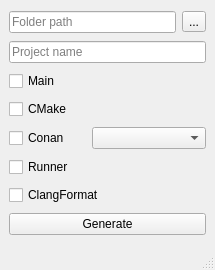
Qt form mainwindow.ui (BartlomiejGajdur/ProjectGenerator) before a commit.
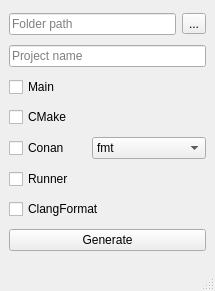
The same form after that commit.

Patch:
```diff
--- a/mainwindow.ui
+++ b/mainwindow.ui
@@ -7,7 +7,7 @@
     <x>0</x>
     <y>0</y>
     <width>215</width>
-    <height>270</height>
+    <height>291</height>
    </rect>
   </property>
   <property name="windowTitle">
@@ -74,11 +74,6 @@
       </item>
       <item>
        <widget class="QComboBox" name="ConanLibraryComboBox">
-        <item>
-         <property name="text">
-          <string/>
-         </property>
-        </item>
         <item>
          <property name="text">
           <string>fmt</string>
```
